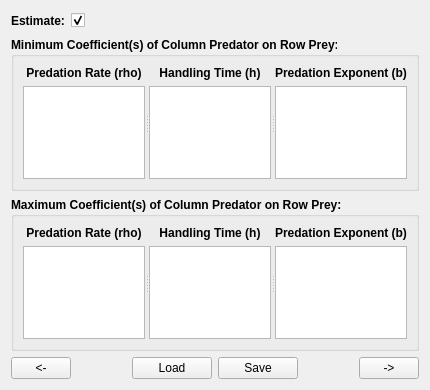
This is MSSPM_Main/forms/Estimation/Estimation_Tab04.ui in nmfs-fish-tools/MSSPM as Qt 5 draws it before an edit. The edited form follows.
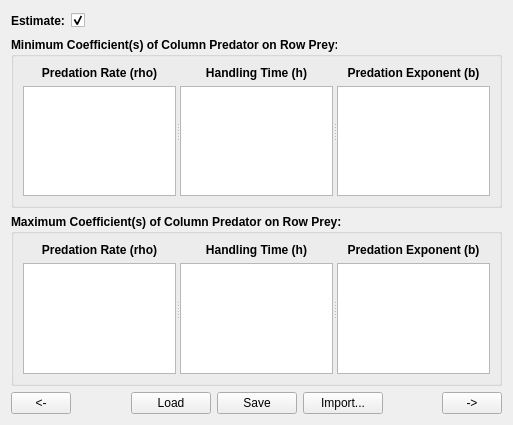
This is the edited form.

Commit message: Added save/import CSV file functionality

What changed in the file:
```diff
--- a/MSSPM_Main/forms/Estimation/Estimation_Tab04.ui
+++ b/MSSPM_Main/forms/Estimation/Estimation_Tab04.ui
@@ -6,8 +6,8 @@
    <rect>
     <x>0</x>
     <y>0</y>
-    <width>430</width>
-    <height>390</height>
+    <width>513</width>
+    <height>425</height>
    </rect>
   </property>
   <property name="windowTitle">
@@ -470,6 +470,22 @@
        </property>
       </widget>
      </item>
+     <item>
+      <widget class="QPushButton" name="Estimation_Tab4_ImportPB">
+       <property name="toolTip">
+        <string>Import data from a CSV file</string>
+       </property>
+       <property name="statusTip">
+        <string>Import data from a CSV file</string>
+       </property>
+       <property name="whatsThis">
+        <string>&lt;html&gt;&lt;head/&gt;&lt;body&gt;&lt;p align=&quot;center&quot;&gt;&lt;span style=&quot; font-weight:600;&quot;&gt;Import&lt;/span&gt;&lt;/p&gt;&lt;p&gt;This feature allows the user to import data from a .csv file into the above table(s). The user must then explicitly save the data if they want it saved to the database.&lt;/p&gt;&lt;/body&gt;&lt;/html&gt;</string>
+       </property>
+       <property name="text">
+        <string>Import...</string>
+       </property>
+      </widget>
+     </item>
      <item>
       <spacer name="verticalSpacer_46">
        <property name="orientation">
```
Left out of the diff: 3 changed lines with no effect on the pictures. The commit also changes 558 other files.
